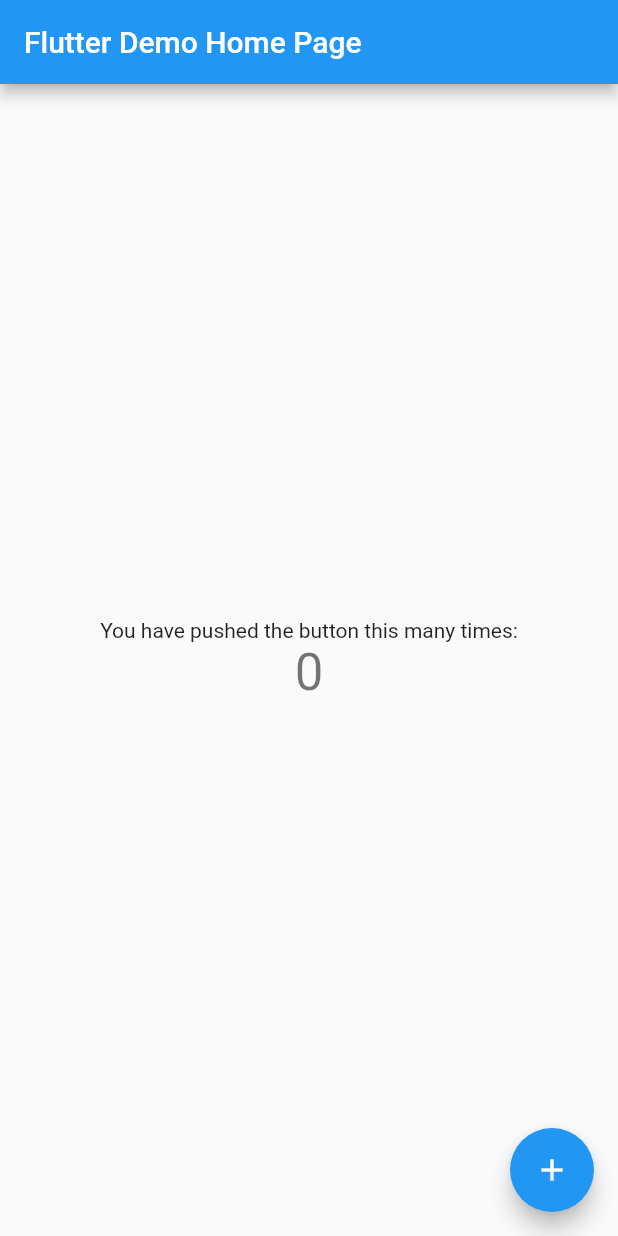
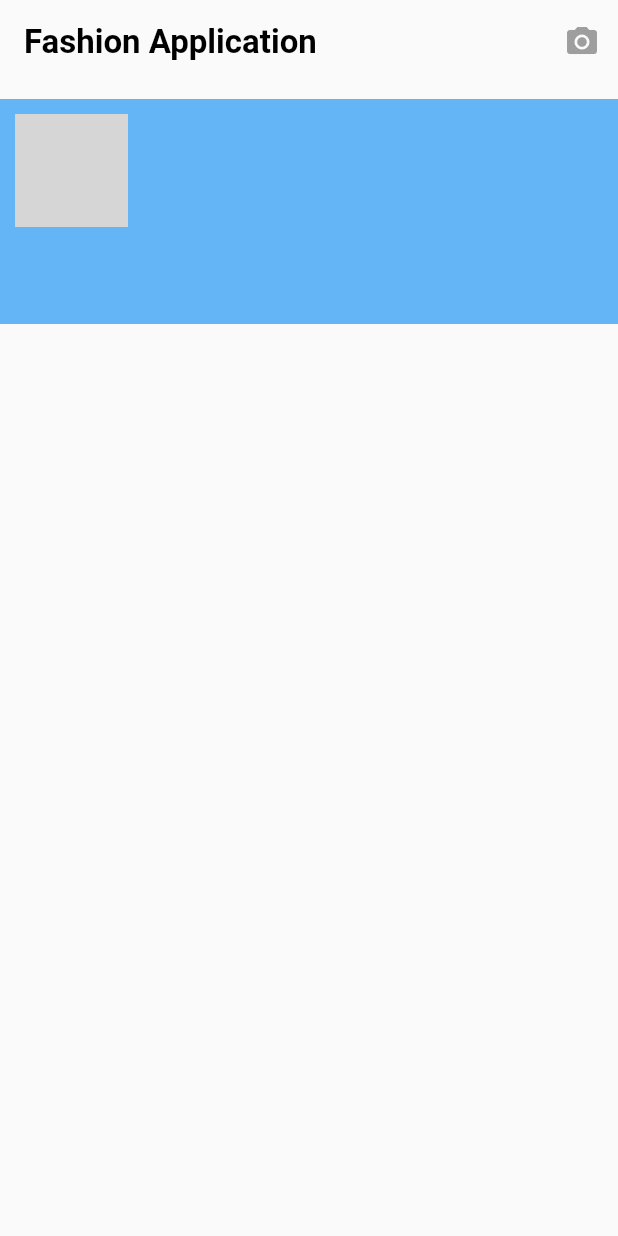
Before and after one commit to mustafauys/Discovery, a Flutter app: the screen it shows after launch, on a phone screen of 412 x 824 dp. Run offline on Flutter 3.47's test engine with Material 2 defaults, Android fonts, the phone set to English and light mode, and no system bars; Roboto replaces fonts that are missing (Montserrat); grey boxes are pictures that could not be loaded.

Commit message:
Design Updated

```diff
--- a/lib/main.dart
+++ b/lib/main.dart
@@ -1,117 +1,82 @@
 import 'package:flutter/material.dart';
 
-void main() {
-  runApp(MyApp());
-}
+void main() => runApp(ModaApp());
 
-class MyApp extends StatelessWidget {
-  // This widget is the root of your application.
+class ModaApp extends StatelessWidget {
   @override
   Widget build(BuildContext context) {
     return MaterialApp(
-      title: 'Flutter Demo',
-      theme: ThemeData(
-        // This is the theme of your application.
-        //
-        // Try running your application with "flutter run". You'll see the
-        // application has a blue toolbar. Then, without quitting the app, try
-        // changing the primarySwatch below to Colors.green and then invoke
-        // "hot reload" (press "r" in the console where you ran "flutter run",
-        // or simply save your changes to "hot reload" in a Flutter IDE).
-        // Notice that the counter didn't reset back to zero; the application
-        // is not restarted.
-        primarySwatch: Colors.blue,
-        // This makes the visual density adapt to the platform that you run
-        // the app on. For desktop platforms, the controls will be smaller and
-        // closer together (more dense) than on mobile platforms.
-        visualDensity: VisualDensity.adaptivePlatformDensity,
-      ),
-      home: MyHomePage(title: 'Flutter Demo Home Page'),
+      debugShowCheckedModeBanner: false,
+      home: Anasayfa(),
     );
   }
 }
 
-class MyHomePage extends StatefulWidget {
-  MyHomePage({Key key, this.title}) : super(key: key);
-
-  // This widget is the home page of your application. It is stateful, meaning
-  // that it has a State object (defined below) that contains fields that affect
-  // how it looks.
-
-  // This class is the configuration for the state. It holds the values (in this
-  // case the title) provided by the parent (in this case the App widget) and
-  // used by the build method of the State. Fields in a Widget subclass are
-  // always marked "final".
-
-  final String title;
-
+class Anasayfa extends StatefulWidget {
   @override
-  _MyHomePageState createState() => _MyHomePageState();
+  _AnasayfaState createState() => _AnasayfaState();
 }
 
-class _MyHomePageState extends State<MyHomePage> {
-  int _counter = 0;
-
-  void _incrementCounter() {
-    setState(() {
-      // This call to setState tells the Flutter framework that something has
-      // changed in this State, which causes it to rerun the build method below
-      // so that the display can reflect the updated values. If we changed
-      // _counter without calling setState(), then the build method would not be
-      // called again, and so nothing would appear to happen.
-      _counter++;
-    });
+class _AnasayfaState extends State<Anasayfa> {
+  @override
+  Widget build(BuildContext context) {
+    return Scaffold(
+      appBar: AppBar(
+        backgroundColor: Colors.transparent,
+        elevation: 0,
+        title: Text(
+          "Fashion Application",
+          style: TextStyle(
+              fontFamily: 'Montserrat',
+              fontSize: 22,
+              color: Colors.black,
+              fontWeight: FontWeight.bold),
+        ),
+        actions: <Widget>[
+          IconButton(
+            icon: Icon(Icons.camera_alt),
+            onPressed: () {},
+            color: Colors.grey,
+          ),
+        ],
+      ),
+      body: ListView(
+        padding: EdgeInsets.only(top: 10),
+        children: [
+          Container(
+            color: Colors.blue.shade300,
+            height: 150,
+            width: double.infinity,
+            child: ListView(
+              padding: EdgeInsets.all(10),
+              scrollDirection: Axis.horizontal,
+              children: [
+                listeElemani('assets/model1.jpeg', 'assets/chanellogo.jpg'),
+              ],
+            ),
+          )
+        ],
+      ),
+    );
   }
 
-  @override
-  Widget build(BuildContext context) {
-    // This method is rerun every time setState is called, for instance as done
-    // by the _incrementCounter method above.
-    //
-    // The Flutter framework has been optimized to make rerunning build methods
-    // fast, so that you can just rebuild anything that needs updating rather
-    // than having to individually change instances of widgets.
-    return Scaffold(
-      appBar: AppBar(
-        // Here we take the value from the MyHomePage object that was created by
-        // the App.build method, and use it to set our appbar title.
-        title: Text(widget.title),
-      ),
-      body: Center(
-        // Center is a layout widget. It takes a single child and positions it
-        // in the middle of the parent.
-        child: Column(
-          // Column is also a layout widget. It takes a list of children and
-          // arranges them vertically. By default, it sizes itself to fit its
-          // children horizontally, and tries to be as tall as its parent.
-          //
-          // Invoke "debug painting" (press "p" in the console, choose the
-          // "Toggle Debug Paint" action from the Flutter Inspector in Android
-          // Studio, or the "Toggle Debug Paint" command in Visual Studio Code)
-          // to see the wireframe for each widget.
-          //
-          // Column has various properties to control how it sizes itself and
-          // how it positions its children. Here we use mainAxisAlignment to
-          // center the children vertically; the main axis here is the vertical
-          // axis because Columns are vertical (the cross axis would be
-          // horizontal).
-          mainAxisAlignment: MainAxisAlignment.center,
-          children: <Widget>[
-            Text(
-              'You have pushed the button this many times:',
-            ),
-            Text(
-              '$_counter',
-              style: Theme.of(context).textTheme.headline4,
+  Widget listeElemani(String imagePath, String logoPath) {
+    return Column(
+      children: [
+        Stack(
+          children: [
+            Container(
+              height: 75,
+              width: 75,
+              decoration: BoxDecoration(
+                borderRadius: BorderRadius.circular(30),
+                image: DecorationImage(
+                    image: AssetImage(imagePath), fit: BoxFit.cover),
+              ),
             ),
           ],
         ),
-      ),
-      floatingActionButton: FloatingActionButton(
-        onPressed: _incrementCounter,
-        tooltip: 'Increment',
-        child: Icon(Icons.add),
-      ), // This trailing comma makes auto-formatting nicer for build methods.
+      ],
     );
   }
 }
```
